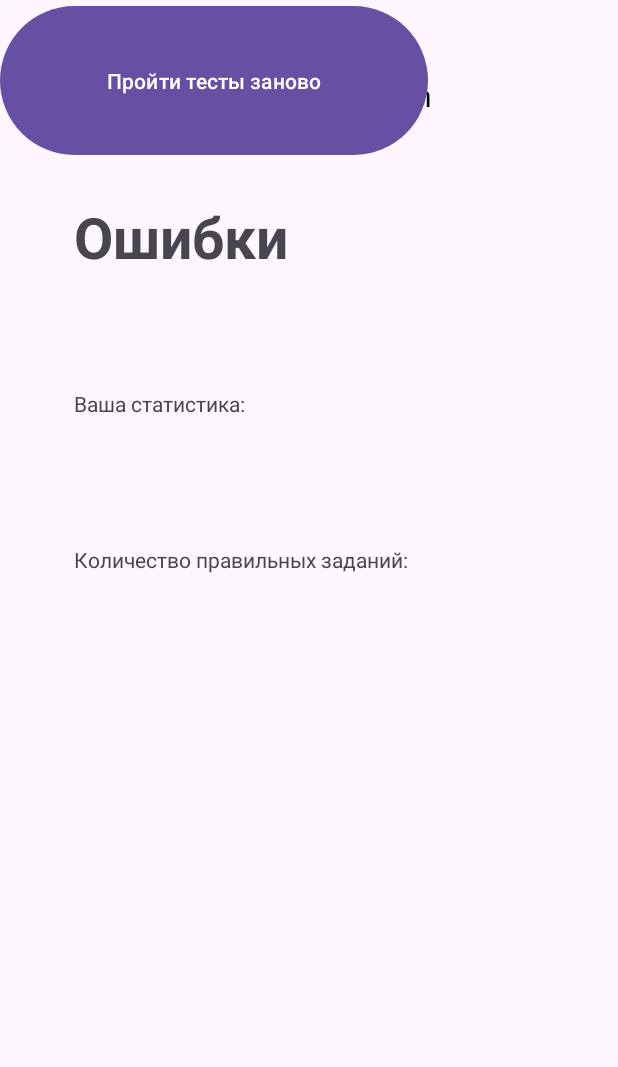
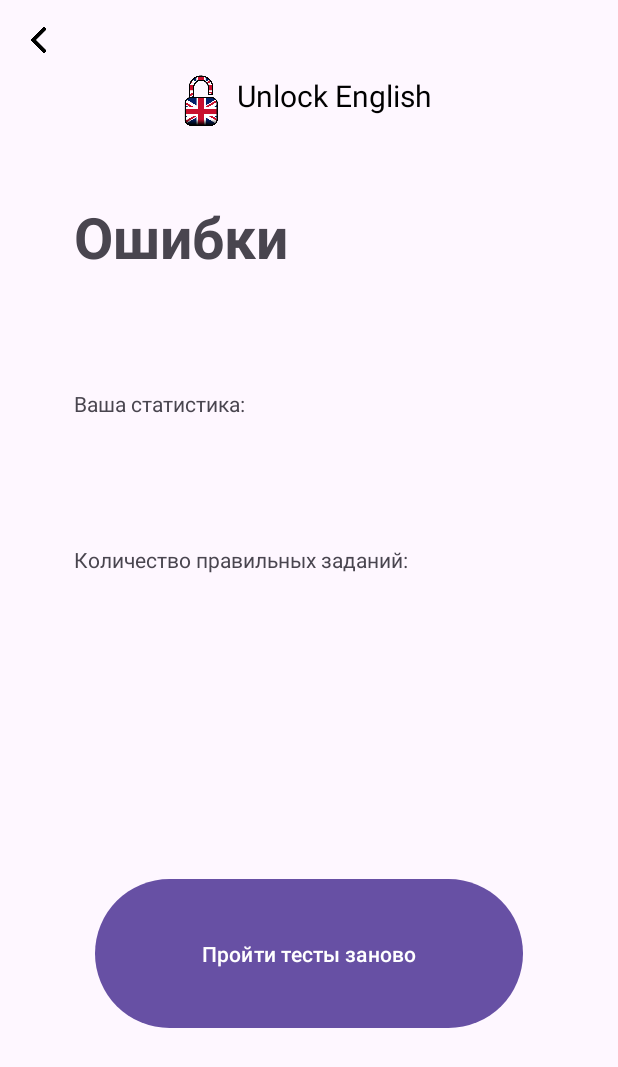
Before and after one commit to RacconTukTIk/Unlock-English, an Android app: the fragment MistakesFragment shown on its own in the app's theme, on a phone screen of 412 x 824 dp. Shown: the top 1067 px of the screen. Run offline under Robolectric (Android 15) with nearby library versions, the phone set to English and light mode, and no system bars.

Commit message:
update mistakes window

```diff
--- a/app/src/main/AndroidManifest.xml
+++ b/app/src/main/AndroidManifest.xml
@@ -16,7 +16,7 @@
         tools:targetApi="31">
         <activity
             android:name=".ThemesActivity"
-            android:exported="false" />
+            android:exported="true" />
         <activity
             android:name=".BottomNavigationActivity"
             android:exported="true" />
@@ -58,6 +58,10 @@
             android:exported="true"
             android:label="acc_page" />
 
+        <activity android:name=".MistakesActivity"
+            android:exported="true"
+            android:label="mistakes"/>
+
         <meta-data
             android:name="preloaded_fonts"
             android:resource="@array/preloaded_fonts" />
--- a/app/src/main/java/com/example/application/MistakesActivity.kt
+++ b/app/src/main/java/com/example/application/MistakesActivity.kt
@@ -35,8 +35,7 @@ class MistakesActivity : AppCompatActivity() {
 
         val button = findViewById<ImageView>(R.id.exitMistakes)
         button.setOnClickListener {
-            val intent = Intent(this, MenuActivity::class.java)
-            startActivity(intent)
+            finish()
         }
     }
 }
--- a/app/src/main/res/layout/activity_mistakes.xml
+++ b/app/src/main/res/layout/activity_mistakes.xml
@@ -94,9 +94,12 @@
         android:layout_width="285dp"
         android:layout_height="107dp"
         android:text="Пройти тесты заново"
-        tools:layout_editor_absoluteX="63dp"
-        tools:layout_editor_absoluteY="487dp"
-        tools:textSize="24sp"
-        tools:ignore="MissingConstraints" />
+        app:layout_constraintBottom_toBottomOf="parent"
+        app:layout_constraintEnd_toEndOf="parent"
+        app:layout_constraintStart_toStartOf="parent"
+        app:layout_constraintTop_toTopOf="parent"
+        app:layout_constraintVertical_bias="0.812"
+        tools:ignore="MissingConstraints"
+        tools:textSize="24sp" />
 
 </androidx.constraintlayout.widget.ConstraintLayout>
```
Also changed, not shown: app/src/main/java/com/example/application/MenuFragment.kt (+10 -3 lines).
